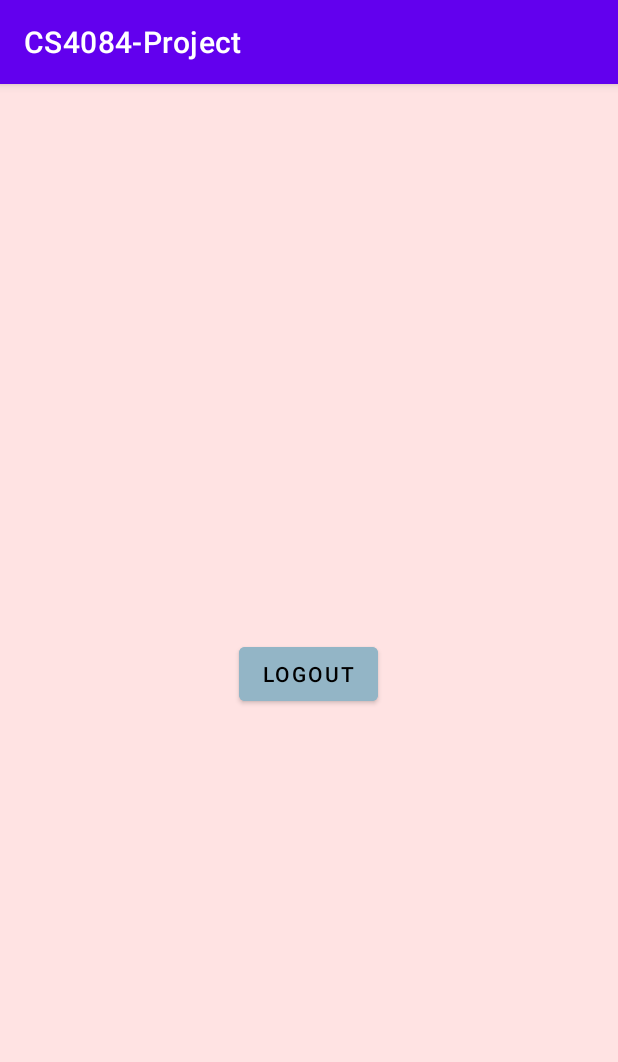
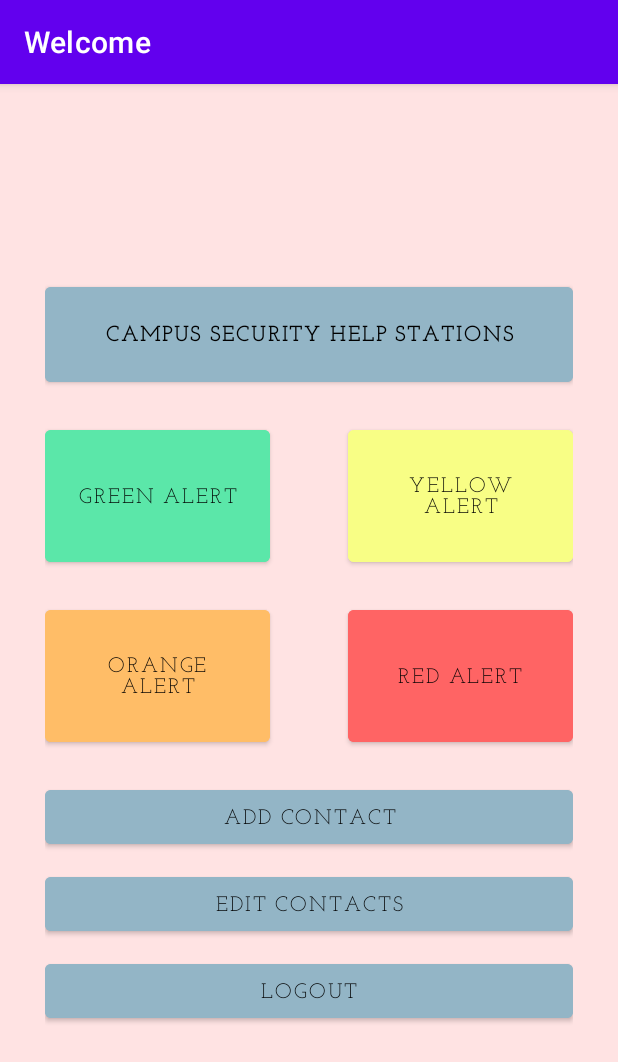
Before and after one commit to TZajas/CS4084-Project, an Android app: the screen it shows after launch once a user with an empty profile is signed in (HomeActivity), on a phone screen of 412 x 824 dp. Shown: the top 1062 px of the screen. Run offline under Robolectric (Android 15) with nearby library versions, the phone set to English and light mode, and no system bars; our stand-ins replace Firebase (no records; nobody signed in at launch, a user with empty details on screens opened directly).

Commit message:
Added home page buttons

```diff
--- a/app/src/main/AndroidManifest.xml
+++ b/app/src/main/AndroidManifest.xml
@@ -13,12 +13,15 @@
         android:theme="@style/Theme.CS4084Project"
         tools:targetApi="31">
         <activity
+            android:label="Register"
             android:name=".RegisterActivity"
             android:exported="false" />
         <activity
+            android:label="Welcome"
             android:name=".HomeActivity"
             android:exported="false" />
         <activity
+            android:label="Login"
             android:name=".LoginActivity"
             android:exported="false" />
         <activity
--- a/app/src/main/java/com/example/cs4084_project/HomeActivity.java
+++ b/app/src/main/java/com/example/cs4084_project/HomeActivity.java
@@ -23,7 +23,7 @@ public class HomeActivity extends AppCompatActivity {
 
         auth = FirebaseAuth.getInstance();
         logoutButton = findViewById(R.id.logout_btn);
-        detailsDisplay = findViewById(R.id.user_details);
+        //detailsDisplay = findViewById(R.id.user_details);
         user = auth.getCurrentUser();
 
         if(user==null){
@@ -31,7 +31,7 @@ public class HomeActivity extends AppCompatActivity {
             startActivity(intent);
             finish();
         }else{
-            detailsDisplay.setText(user.getEmail());
+            //detailsDisplay.setText(user.getEmail());
         }
 
         logoutButton.setOnClickListener(new View.OnClickListener() {
--- a/app/src/main/res/layout/activity_home.xml
+++ b/app/src/main/res/layout/activity_home.xml
@@ -1,5 +1,5 @@
 <?xml version="1.0" encoding="utf-8"?>
-<LinearLayout xmlns:android="http://schemas.android.com/apk/res/android"
+<RelativeLayout xmlns:android="http://schemas.android.com/apk/res/android"
     xmlns:app="http://schemas.android.com/apk/res-auto"
     xmlns:tools="http://schemas.android.com/tools"
     android:layout_width="match_parent"
@@ -7,21 +7,106 @@
     android:orientation="vertical"
     android:gravity="center"
     tools:context=".HomeActivity"
-    android:background="@color/background">
+    android:background="@color/background"
+    android:padding="30dp"
+    >
 
-    <TextView
-        android:id="@+id/user_details"
-        android:layout_width="wrap_content"
+    <Button
+        android:id="@+id/campus_maps_btn"
+        android:layout_width="match_parent"
+        android:layout_height="75dp"
+        android:text="Campus Security Help Stations"
+        android:textStyle="bold"
+        android:backgroundTint="@color/button"
+        android:fontFamily="@font/slab"
+        android:textColor="@color/black"
+        android:layout_marginBottom="20dp"
+        android:layout_alignParentRight="true"
+        />
+
+    <Button
+        android:id="@+id/yellow_alert_btn"
+        android:layout_width="150dp"
+        android:layout_height="100dp"
+        android:text="Yellow Alert"
+        android:backgroundTint="@color/yellowbtn"
+        android:fontFamily="@font/slab"
+        android:textColor="@color/black"
+        android:layout_marginBottom="20dp"
+        android:layout_alignParentRight="true"
+        android:layout_below="@+id/campus_maps_btn"
+        />
+
+    <Button
+        android:id="@+id/green_alert_btn"
+        android:layout_width="150dp"
+        android:layout_height="100dp"
+        android:text="Green Alert"
+        android:backgroundTint="@color/greenbtn"
+        android:fontFamily="@font/slab"
+        android:textColor="@color/black"
+        android:layout_marginBottom="20dp"
+        android:layout_below="@+id/campus_maps_btn"
+        />
+
+    <Button
+        android:id="@+id/red_alert_btn"
+        android:layout_width="150dp"
+        android:layout_height="100dp"
+        android:text="Red Alert"
+        android:backgroundTint="@color/redbtn"
+        android:fontFamily="@font/slab"
+        android:textColor="@color/black"
+        android:layout_marginBottom="20dp"
+        android:layout_alignParentRight="true"
+        android:layout_below="@+id/green_alert_btn"
+        />
+
+    <Button
+        android:id="@+id/orange_alert_btn"
+        android:layout_width="150dp"
+        android:layout_height="100dp"
+        android:layout_below="@+id/green_alert_btn"
+        android:layout_marginBottom="20dp"
+        android:backgroundTint="@color/orangebtn"
+        android:fontFamily="@font/slab"
+        android:text="Orange Alert"
+        android:textColor="@color/black" />
+
+    <Button
+        android:id="@+id/add_contacts_btn"
+        android:layout_width="match_parent"
         android:layout_height="wrap_content"
+        android:text="@string/add_contact"
+        android:backgroundTint="@color/button"
+        android:textColor="@color/black"
+        android:layout_marginBottom="10dp"
+        android:fontFamily="@font/slab"
+        android:layout_below="@+id/orange_alert_btn"
+        />
+
+    <Button
+        android:id="@+id/edit_contacts_btn"
+        android:layout_width="match_parent"
+        android:layout_height="wrap_content"
+        android:text="@string/edit_contacts"
+        android:backgroundTint="@color/button"
+        android:textColor="@color/black"
+        android:fontFamily="@font/slab"
+        android:layout_below="@+id/add_contacts_btn"
+        android:layout_marginBottom="10dp"
         />
 
     <Button
         android:id="@+id/logout_btn"
-        android:layout_width="wrap_content"
+        android:layout_width="match_parent"
         android:layout_height="wrap_content"
         android:text="@string/logout"
         android:backgroundTint="@color/button"
         android:textColor="@color/black"
+        android:fontFamily="@font/slab"
+        android:layout_below="@+id/edit_contacts_btn"
+        android:layout_marginBottom="10dp"
         />
 
-</LinearLayout>
+</RelativeLayout>
--- a/app/src/main/res/layout/activity_login.xml
+++ b/app/src/main/res/layout/activity_login.xml
@@ -31,7 +31,7 @@
             android:id="@+id/email"
             android:layout_width="match_parent"
             android:layout_height="wrap_content"
-            android:background="@color/button"
+            android:background="@color/textbox"
             android:hint="@string/email" />
     </com.google.android.material.textfield.TextInputLayout>
 
@@ -40,7 +40,7 @@
         android:layout_height="wrap_content">
         <com.google.android.material.textfield.TextInputEditText
             android:id="@+id/password"
-            android:background="@color/button"
+            android:background="@color/textbox"
             android:hint="@string/password"
             android:layout_width="match_parent"
             android:layout_height="wrap_content" />
@@ -51,6 +51,7 @@
         android:layout_width="wrap_content"
         android:layout_height="wrap_content"
         android:text="@string/login"
+        android:backgroundTint="@color/button"
         />
 
     <TextView
--- a/app/src/main/res/layout/activity_register.xml
+++ b/app/src/main/res/layout/activity_register.xml
@@ -31,7 +31,7 @@
             android:id="@+id/email"
             android:layout_width="match_parent"
             android:layout_height="wrap_content"
-            android:background="@color/button"
+            android:background="@color/textbox"
             android:hint="@string/email" />
     </com.google.android.material.textfield.TextInputLayout>
 
@@ -40,7 +40,7 @@
         android:layout_height="wrap_content">
         <com.google.android.material.textfield.TextInputEditText
             android:id="@+id/password"
-            android:background="@color/button"
+            android:background="@color/textbox"
             android:hint="@string/password"
             android:layout_width="match_parent"
             android:layout_height="wrap_content" />
@@ -51,6 +51,7 @@
         android:layout_width="wrap_content"
         android:layout_height="wrap_content"
         android:text="@string/register"
+        android:backgroundTint="@color/button"
         />
 
     <TextView
@@ -58,7 +59,7 @@
         android:layout_width="wrap_content"
         android:layout_height="wrap_content"
         android:fontFamily="@font/slab"
-        android:text="Click here for login page"
+        android:text="Click Here to Login"
         android:gravity="center"
         android:layout_marginTop="40dp"
         android:textSize="20dp"
--- a/app/src/main/res/values-night/themes.xml
+++ b/app/src/main/res/values-night/themes.xml
@@ -13,4 +13,12 @@
         <item name="android:statusBarColor">?attr/colorPrimaryVariant</item>
         <!-- Customize your theme here. -->
     </style>
+
+    <style name="TextAppearance.AppCompat.Widget.ActionBar.Title" parent="@style/TextAppearance.AppCompat">
+        <item name="android:textSize">20dp</item>
+        <item name="android:textColor">@color/button</item>
+        <item name="android:fontFamily">@font/slab</item>
+        <item name="android:textAlignment">center</item>
+    </style>
+
 </resources>
--- a/app/src/main/res/values/colors.xml
+++ b/app/src/main/res/values/colors.xml
@@ -9,5 +9,10 @@
     <color name="white">#FFFFFFFF</color>
     <color name="background">#FFE3E3</color>
     <color name="button">#93B5C6</color>
+    <color name="textbox">#C9CCD5</color>
+    <color name="orangebtn">#FFBD67</color>
+    <color name="greenbtn">#5BE7A9</color>
+    <color name="yellowbtn">#F8FE85</color>
+    <color name="redbtn">#FF6464</color>
 
 </resources>
--- a/app/src/main/res/values/strings.xml
+++ b/app/src/main/res/values/strings.xml
@@ -14,4 +14,6 @@
     <string name="password">Password</string>
     <string name="register">Register</string>
     <string name="logout">Logout</string>
+    <string name="add_contact">Add Contact</string>
+    <string name="edit_contacts">Edit Contacts</string>
 </resources>
--- a/app/src/main/res/values/themes.xml
+++ b/app/src/main/res/values/themes.xml
@@ -19,6 +19,13 @@
         <item name="windowNoTitle">true</item>
     </style>
 
+    <style name="TextAppearance.AppCompat.Widget.ActionBar.Title" parent="@style/TextAppearance.AppCompat">
+        <item name="android:textSize">20dp</item>
+        <item name="android:textColor">@color/button</item>
+        <item name="android:fontFamily">@font/slab</item>
+        <item name="android:textAlignment">center</item>
+    </style>
+
     <style name="Theme.CS4084Project.AppBarOverlay" parent="ThemeOverlay.AppCompat.Dark.ActionBar" />
 
     <style name="Theme.CS4084Project.PopupOverlay" parent="ThemeOverlay.AppCompat.Light" />
```
